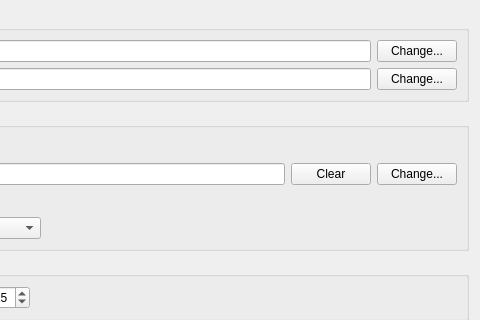
gehelem/als, file src/als/ui/prefs_ui.ui: the form before one commit; both pictures show x 177 to 657 and y 0 to 320 of the 657 by 768 pixel window.
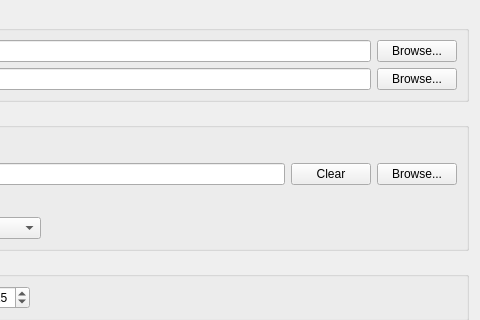
The form after the commit.

```diff
--- a/src/als/ui/prefs_ui.ui
+++ b/src/als/ui/prefs_ui.ui
@@ -48,7 +48,7 @@
         <item>
          <widget class="QPushButton" name="btn_browse_scan">
           <property name="text">
-           <string>Change...</string>
+           <string>Browse...</string>
           </property>
          </widget>
         </item>
@@ -82,7 +82,7 @@
         <item>
          <widget class="QPushButton" name="btn_browse_work">
           <property name="text">
-           <string>Change...</string>
+           <string>Browse...</string>
           </property>
          </widget>
         </item>
@@ -139,7 +139,7 @@
         <item>
          <widget class="QPushButton" name="btn_dark_scan">
           <property name="text">
-           <string>Change...</string>
+           <string>Browse...</string>
           </property>
          </widget>
         </item>
```
